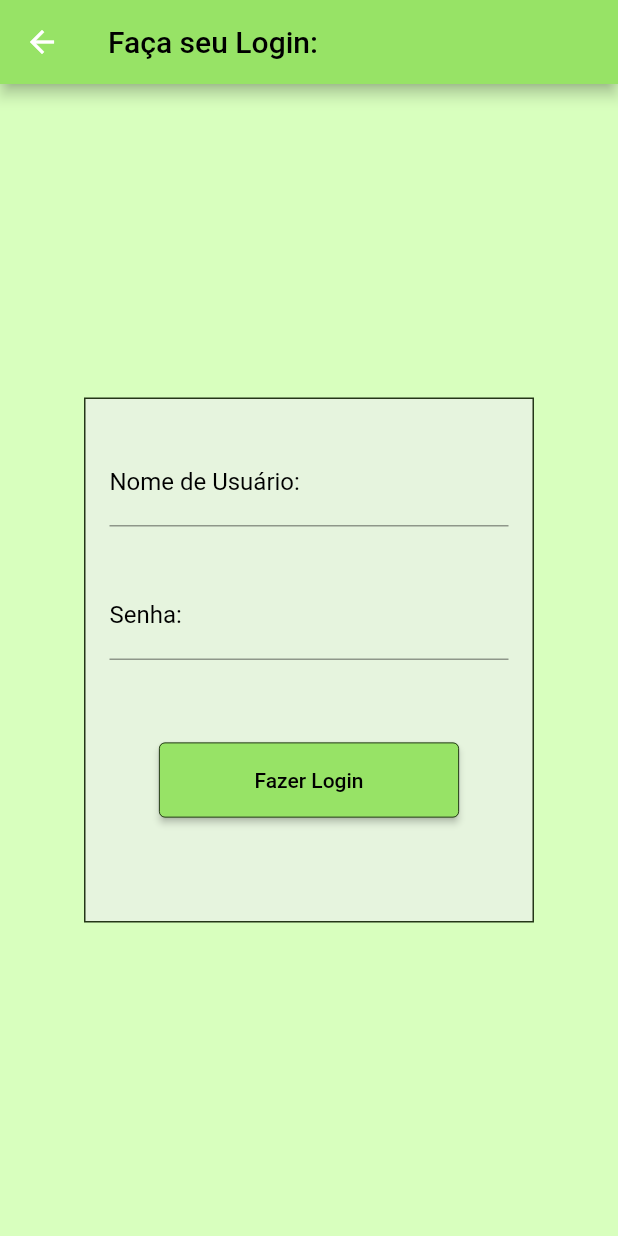
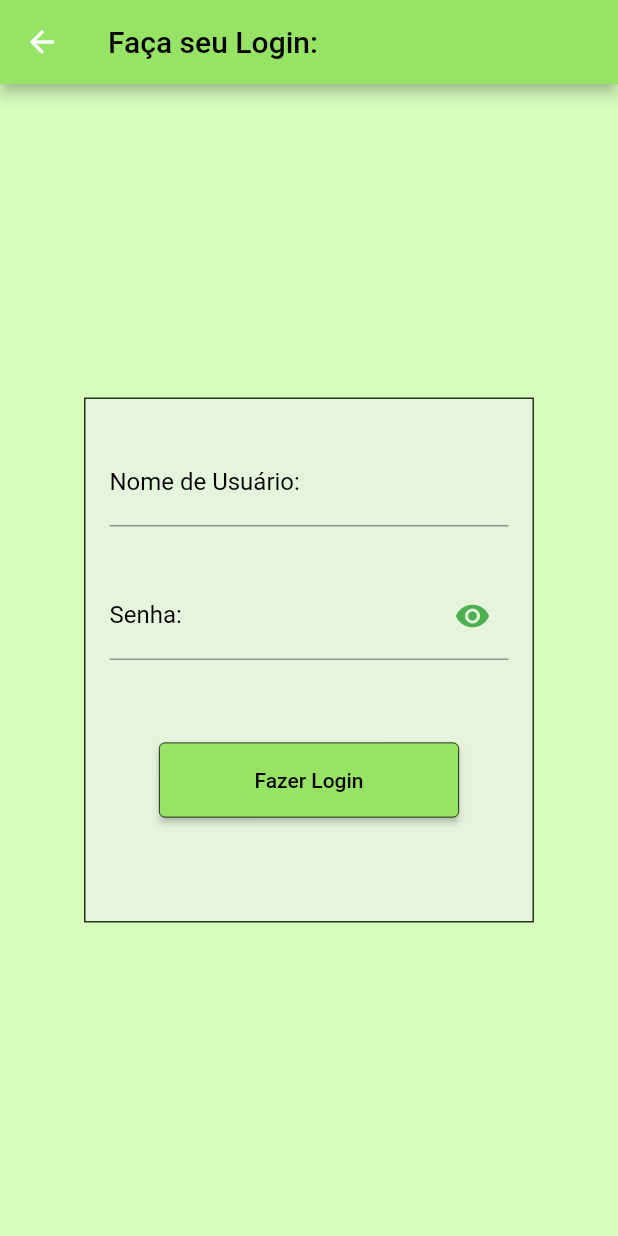
Before and after one commit to rafa-simoes22/rotina_zenial, a Flutter app: the screen it shows after launch, after a tap on "Login", on a phone screen of 412 x 824 dp. Run offline on Flutter 3.47's test engine with Material 2 defaults, Android fonts, the phone set to English and light mode, and no system bars; our stand-ins replace shared_preferences, sqflite; accounts and stored records are empty.

Commit message:
botão olho no login

```diff
--- a/lib/addmateria.dart
+++ b/lib/addmateria.dart
@@ -1,6 +1,4 @@
-import 'dart:convert';
 import 'package:flutter/material.dart';
-import 'package:shared_preferences/shared_preferences.dart';
 import 'materia.dart';
 
 class AdicionarMateriaPage extends StatefulWidget {
--- a/lib/login.dart
+++ b/lib/login.dart
@@ -1,7 +1,7 @@
 import 'package:flutter/material.dart';
 import 'package:sqflite/sqflite.dart';
 import 'package:path/path.dart';
-import 'tarefa.dart'; // Importe a tela principal
+import 'tarefa.dart';
 
 class LoginPage extends StatefulWidget {
   @override
@@ -14,6 +14,8 @@ class _LoginPageState extends State<LoginPage> {
 
   String usernameError = '';
   String passwordError = '';
+
+  bool obscurePassword = true;
 
   Future<void> _login(BuildContext context) async {
     final String username = nameController.text;
@@ -64,7 +66,7 @@ class _LoginPageState extends State<LoginPage> {
         // Navegar para a tela de tarefas após o login bem-sucedido
         Navigator.of(context).pushReplacement(
           MaterialPageRoute(
-            builder: (context) => TelaPrincipal(username: username), // Passe o nome de usuário
+            builder: (context) => TelaPrincipal(username: username),
           ),
         );
       } else {
@@ -136,7 +138,7 @@ class _LoginPageState extends State<LoginPage> {
                         passwordError = ''; // Limpa a mensagem de erro ao começar a digitar
                       });
                     },
-                    obscureText: true,
+                    obscureText: obscurePassword,
                     decoration: InputDecoration(
                       labelText: 'Senha:',
                       focusedBorder: UnderlineInputBorder(
@@ -144,6 +146,17 @@ class _LoginPageState extends State<LoginPage> {
                       ),
                       labelStyle: TextStyle(color: Colors.black),
                       errorText: passwordError.isEmpty ? null : passwordError,
+                      suffixIcon: IconButton(
+                        onPressed: () {
+                          setState(() {
+                            obscurePassword = !obscurePassword;
+                          });
+                        },
+                        icon: Icon(
+                          obscurePassword ? Icons.visibility : Icons.visibility_off,
+                          color: Colors.green,
+                        ),
+                      ),
                     ),
                     style: TextStyle(color: Colors.black),
                   ),
```
